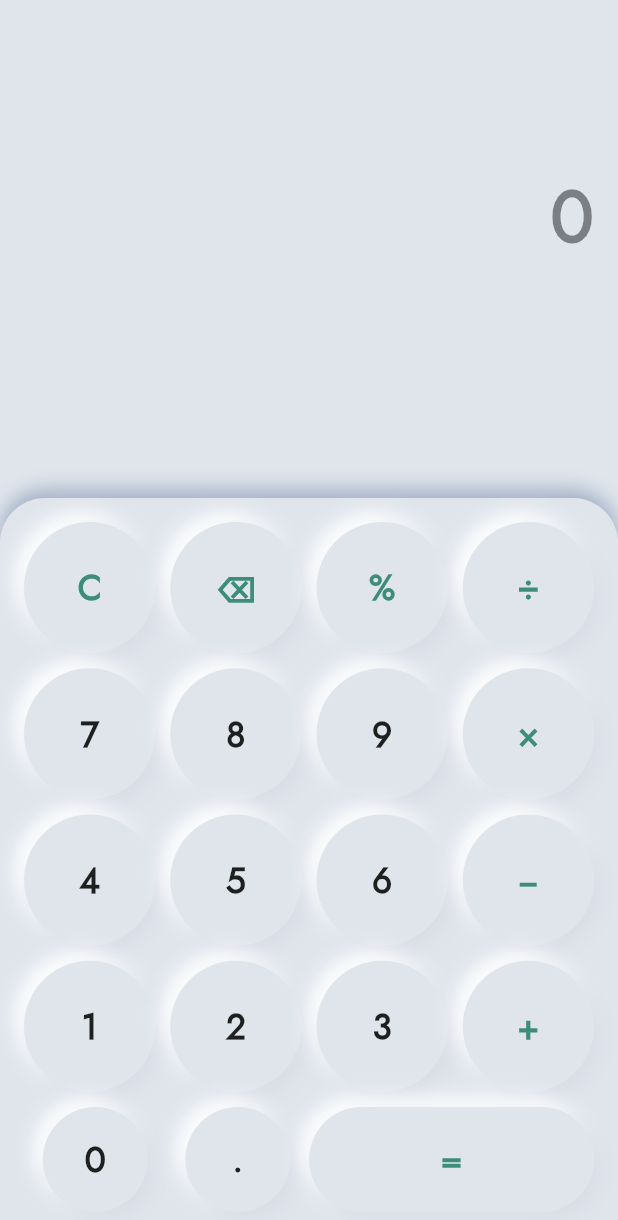
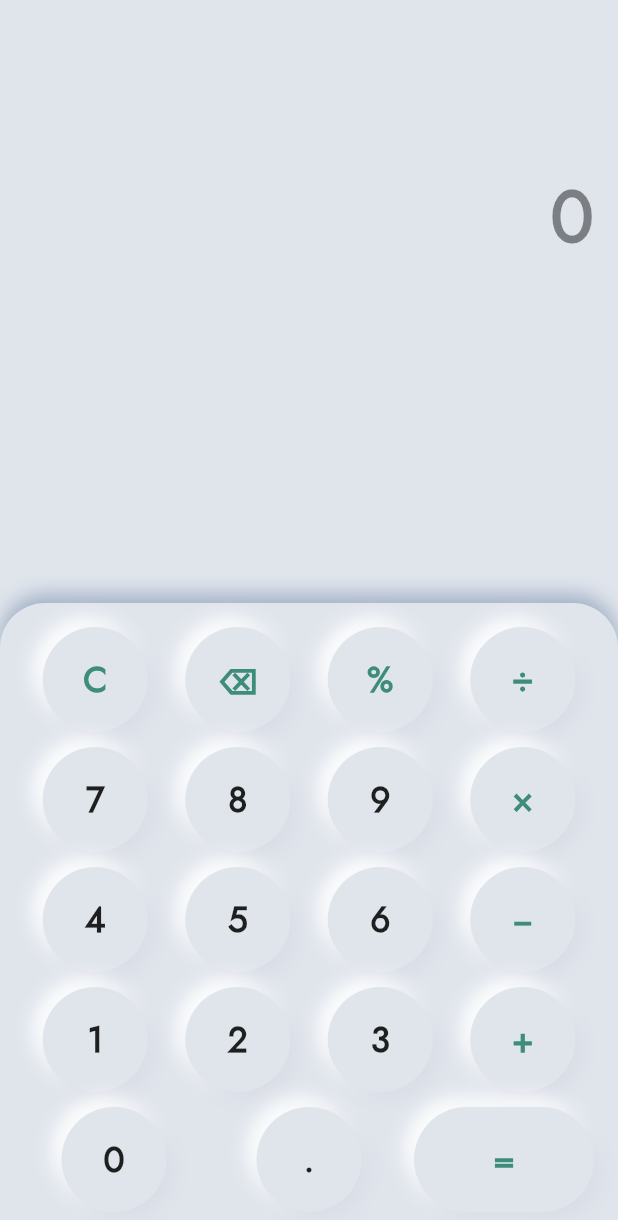
Before and after one commit to abdurasulov1441/neo-calculator, a Flutter app: the screen it shows after launch, on a phone screen of 412 x 824 dp. Shown: the top 1220 px of the screen. Run offline on Flutter 3.47's test engine with Material 3 defaults, Android fonts, the phone set to English and light mode, and no system bars.

Commit message:
change girdview to row column

```diff
--- a/lib/calculator_page.dart
+++ b/lib/calculator_page.dart
@@ -158,40 +158,70 @@ class _CalculatorScreenState extends State<CalculatorScreen> {
                 ),
               ],
             ),
-            child: Column(
-              children: [
-                GridView.builder(
-                  shrinkWrap: true,
-                  gridDelegate: const SliverGridDelegateWithFixedCrossAxisCount(
-                    crossAxisCount: 4,
-                    mainAxisSpacing: 10,
-                    crossAxisSpacing: 10,
-                  ),
-                  itemCount: 16,
-                  itemBuilder: (context, index) {
-                    List<String> buttons = [
-                      "C", "⌫", "%", "÷",
-                      "7", "8", "9", "×",
-                      "4", "5", "6", "−",
-                      "1", "2", "3", "+",
-                    ];
-                    return _buildButton(buttons[index], isOperator: "÷×−+%C⌫".contains(buttons[index]));
-                  },
-                ),
-                const SizedBox(height: 10),
-              Row(
+           child: Column(
   children: [
-    _buildButton("0", flex: 1), // "0" занимает 2 клетки
+    // Первая строка кнопок
+    Row(
+      mainAxisAlignment: MainAxisAlignment.spaceEvenly,
+      children: [
+        _buildButton("C", isOperator: true),
+        _buildButton("⌫", isOperator: true),
+        _buildButton("%", isOperator: true),
+        _buildButton("÷", isOperator: true),
+      ],
+    ),
+    const SizedBox(height: 10),
 
-    _buildButton("."),
+    // Вторая строка кнопок
+    Row(
+      mainAxisAlignment: MainAxisAlignment.spaceEvenly,
+      children: [
+        _buildButton("7"),
+        _buildButton("8"),
+        _buildButton("9"),
+        _buildButton("×", isOperator: true),
+      ],
+    ),
+    const SizedBox(height: 10),
 
-    _buildEquallButton("=", isOperator: true, flex: 2), // "=" увеличен
+    // Третья строка кнопок
+    Row(
+      mainAxisAlignment: MainAxisAlignment.spaceEvenly,
+      children: [
+        _buildButton("4"),
+        _buildButton("5"),
+        _buildButton("6"),
+        _buildButton("−", isOperator: true),
+      ],
+    ),
+    const SizedBox(height: 10),
+
+    // Четвёртая строка кнопок
+    Row(
+      mainAxisAlignment: MainAxisAlignment.spaceEvenly,
+      children: [
+        _buildButton("1"),
+        _buildButton("2"),
+        _buildButton("3"),
+        _buildButton("+", isOperator: true),
+      ],
+    ),
+    const SizedBox(height: 10),
+
+    // Пятая строка кнопок (0, ., =)
+    Row(
+      mainAxisAlignment: MainAxisAlignment.spaceEvenly,
+      children: [
+        Expanded(child: _buildButton("0")), // "0" занимает больше места
+        const SizedBox(width: 10),
+        _buildButton("."),
+        const SizedBox(width: 10),
+        Expanded(child: _buildEquallButton("=", isOperator: true)), // "=" занимает больше места
+      ],
+    ),
   ],
 ),
 
-              ],
-
-            ),
           ),
         ],
       ),
--- a/pubspec.yaml
+++ b/pubspec.yaml
@@ -16,7 +16,7 @@ publish_to: 'none' # Remove this line if you wish to publish to pub.dev
 # https://developer.apple.com/library/archive/documentation/General/Reference/InfoPlistKeyReference/Articles/CoreFoundationKeys.html
 # In Windows, build-name is used as the major, minor, and patch parts
 # of the product and file versions while build-number is used as the build suffix.
-version: 1.0.0+1
+version: 1.0.1+2
 
 environment:
   sdk: ^3.7.0
```
